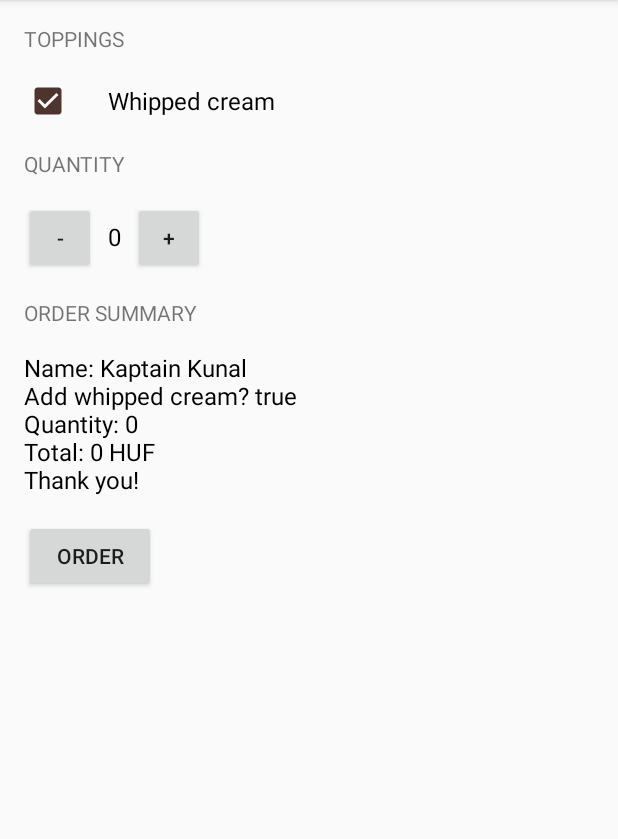
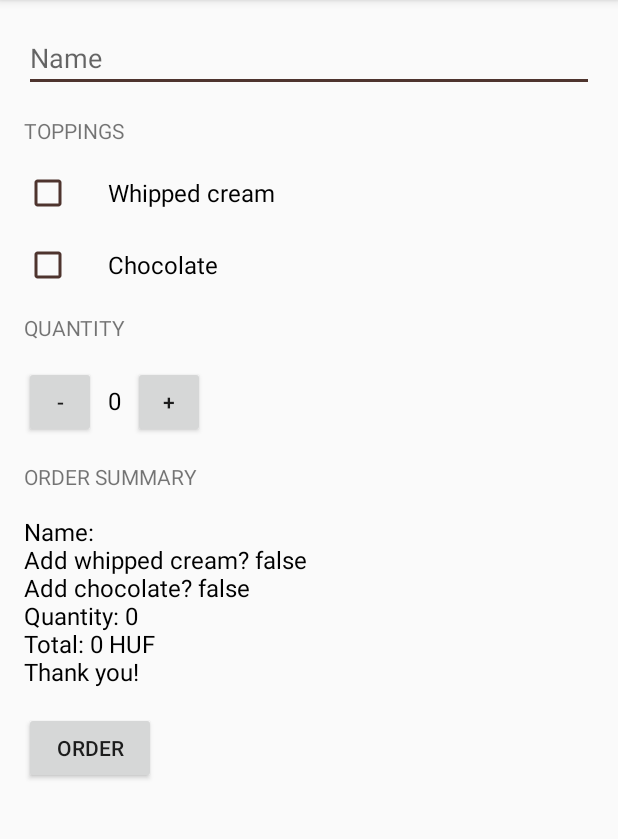
Before and after one commit to multiversetheorie/JustJavaNew, an Android app: the screen it shows after launch (MainActivity), after a tap on "ORDER", on a phone screen of 412 x 824 dp, the part 84-923 px from its top. Run offline under Robolectric (Android 15) with nearby library versions, the phone set to English and light mode, and no system bars; 1 other tap on this screen came first.

Commit message:
Decreased number of used methods, added 'Name' EditText.

```diff
--- a/app/src/main/java/com/example/android/justjavanew/MainActivity.java
+++ b/app/src/main/java/com/example/android/justjavanew/MainActivity.java
@@ -13,6 +13,7 @@ import android.os.Bundle;
 import android.support.v7.app.AppCompatActivity;
 import android.view.View;
 import android.widget.CheckBox;
+import android.widget.EditText;
 import android.widget.TextView;
 
 /**
@@ -24,16 +25,14 @@ public class MainActivity extends AppCompatActivity {
     int pricePerCup = 5;
     int price;
     boolean hasWhippedCream;
+    boolean hasChocolate;
+    String nameOfCustomer;
 
     @Override
     protected void onCreate(Bundle savedInstanceState) {
         super.onCreate(savedInstanceState);
         setContentView(R.layout.activity_main);
-    }
 
-    public void onWhippedCreamCheckBoxClicked(View view) {
-        CheckBox whippedCreamBox = findViewById(R.id.whipped_cream_checkbox);
-        hasWhippedCream = whippedCreamBox.isChecked();
     }
 
     /**
@@ -56,23 +55,36 @@ public class MainActivity extends AppCompatActivity {
      * This method is called when the order button is clicked.
      */
     public void submitOrder(View view) {
+        //Get customer name from EditText name_field
+        EditText editName = findViewById(R.id.name_field);
+        nameOfCustomer = editName.getText().toString();
+        //Figures out if the customer wants whipped cream topping
+        CheckBox whippedCreamBox = findViewById(R.id.whipped_cream_checkbox);
+        hasWhippedCream = whippedCreamBox.isChecked();
+        //Figures out if the customer wants chocolate topping
+        CheckBox chocolateBox = findViewById(R.id.chocolate_checkbox);
+        hasChocolate = chocolateBox.isChecked();
+        //Assigns the 'price' variable the result of the 'calculatePrice' method
         price = calculatePrice();
+        //Displays the order summary created and returned by the 'createOrderSummary' method
         displayMessage(createOrderSummary());
     }
 
     /**
-     * Calculates the price of the order.
+     * This method calculates the price of the order.
      */
     private int calculatePrice() {
         return quantity * pricePerCup;
     }
 
     /**
-     * Creates and returns the order summary.
+     * This method creates and returns the order summary.
      */
     private String createOrderSummary () {
-        String orderSummary = "Name: Kaptain Kunal";
+        //Creates and returns order summary
+        String orderSummary = "Name: " + nameOfCustomer;
         orderSummary = orderSummary + "\nAdd whipped cream? " + hasWhippedCream;
+        orderSummary = orderSummary + "\nAdd chocolate? " + hasChocolate;
         orderSummary = orderSummary + "\nQuantity: " + quantity;
         orderSummary = orderSummary + "\nTotal: " + price + " HUF";
         orderSummary = orderSummary + "\nThank you!";
--- a/app/src/main/res/layout/activity_main.xml
+++ b/app/src/main/res/layout/activity_main.xml
@@ -11,6 +11,15 @@
         android:layout_margin="16dp"
         android:orientation="vertical">
 
+        <EditText
+            android:id="@+id/name_field"
+            android:layout_width="match_parent"
+            android:layout_height="wrap_content"
+            android:layout_marginBottom="16dp"
+            android:backgroundTint="@color/colorPrimary"
+            android:hint="@string/name_hint"
+            android:inputType="textCapWords" />
+
         <TextView
             android:layout_width="wrap_content"
             android:layout_height="wrap_content"
@@ -23,10 +32,19 @@
             android:layout_width="wrap_content"
             android:layout_height="wrap_content"
             android:layout_marginBottom="16dp"
-            android:onClick="onWhippedCreamCheckBoxClicked"
-            android:paddingStart="24dp"
             android:buttonTint="@color/colorPrimary"
+            android:paddingLeft="24dp"
             android:text="@string/topping_first"
+            android:textSize="16sp" />
+
+        <CheckBox
+            android:id="@+id/chocolate_checkbox"
+            android:layout_width="wrap_content"
+            android:layout_height="wrap_content"
+            android:layout_marginBottom="16dp"
+            android:buttonTint="@color/colorPrimary"
+            android:paddingLeft="24dp"
+            android:text="@string/topping_second"
             android:textSize="16sp" />
 
         <TextView
@@ -87,7 +105,7 @@
             android:layout_height="wrap_content"
             android:layout_marginTop="16dp"
             android:onClick="submitOrder"
-            android:text="Order" />
+            android:text="@string/button_order" />
 
     </LinearLayout>
 </ScrollView>
--- a/app/src/main/res/values/strings.xml
+++ b/app/src/main/res/values/strings.xml
@@ -5,4 +5,6 @@
     <string name="header_third">Order Summary</string>
     <string name="topping_first">Whipped cream</string>
     <string name="topping_second">Chocolate</string>
+    <string name="button_order">Order</string>
+    <string name="name_hint">Name</string>
 </resources>
```
